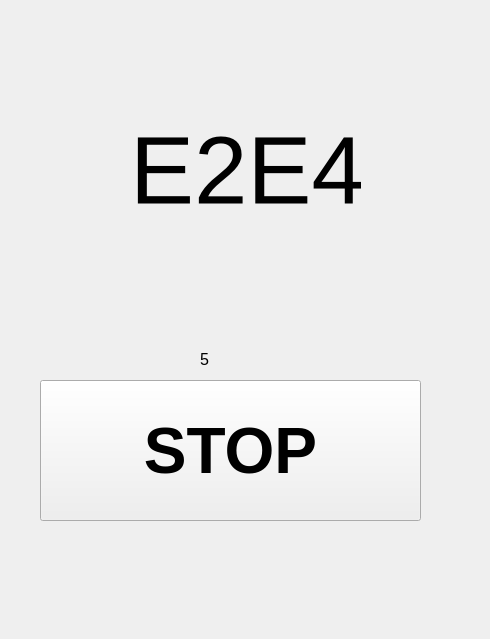
First picture: the form in app.ui, repository filip-kobus/selenium-chesscom-bot, before the edit.
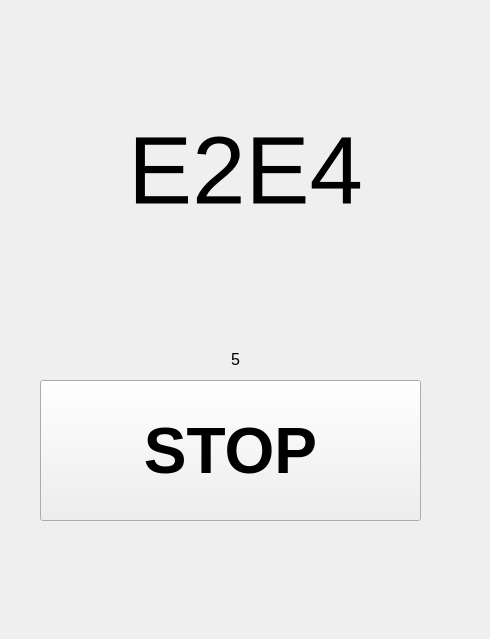
Second picture: the form after the edit. The open tabs and pages were chosen to show the change.

```diff
--- a/app.ui
+++ b/app.ui
@@ -14,6 +14,24 @@
    <string>MainWindow</string>
   </property>
   <widget class="QWidget" name="centralwidget">
+   <property name="sizePolicy">
+    <sizepolicy hsizetype="Fixed" vsizetype="Fixed">
+     <horstretch>0</horstretch>
+     <verstretch>0</verstretch>
+    </sizepolicy>
+   </property>
+   <property name="minimumSize">
+    <size>
+     <width>490</width>
+     <height>639</height>
+    </size>
+   </property>
+   <property name="maximumSize">
+    <size>
+     <width>490</width>
+     <height>639</height>
+    </size>
+   </property>
    <widget class="QStackedWidget" name="stackedWidget">
     <property name="geometry">
      <rect>
@@ -75,6 +93,12 @@
      </widget>
     </widget>
     <widget class="QWidget" name="GamePage">
+     <property name="sizePolicy">
+      <sizepolicy hsizetype="Fixed" vsizetype="Fixed">
+       <horstretch>0</horstretch>
+       <verstretch>0</verstretch>
+      </sizepolicy>
+     </property>
      <property name="font">
       <font>
        <weight>75</weight>
@@ -84,9 +108,9 @@
      <widget class="QLabel" name="moveLabel">
       <property name="geometry">
        <rect>
-        <x>130</x>
+        <x>0</x>
         <y>100</y>
-        <width>231</width>
+        <width>491</width>
         <height>121</height>
        </rect>
       </property>
@@ -100,6 +124,9 @@
       <property name="text">
        <string>E2E4</string>
       </property>
+      <property name="alignment">
+       <set>Qt::AlignCenter</set>
+      </property>
      </widget>
      <widget class="QPushButton" name="stop">
       <property name="geometry">
@@ -133,6 +160,9 @@
       <property name="text">
        <string>5</string>
       </property>
+      <property name="alignment">
+       <set>Qt::AlignCenter</set>
+      </property>
      </widget>
     </widget>
     <widget class="QWidget" name="LoginPage">
```
Left out of the diff: 18 changed lines with no effect on the pictures.
